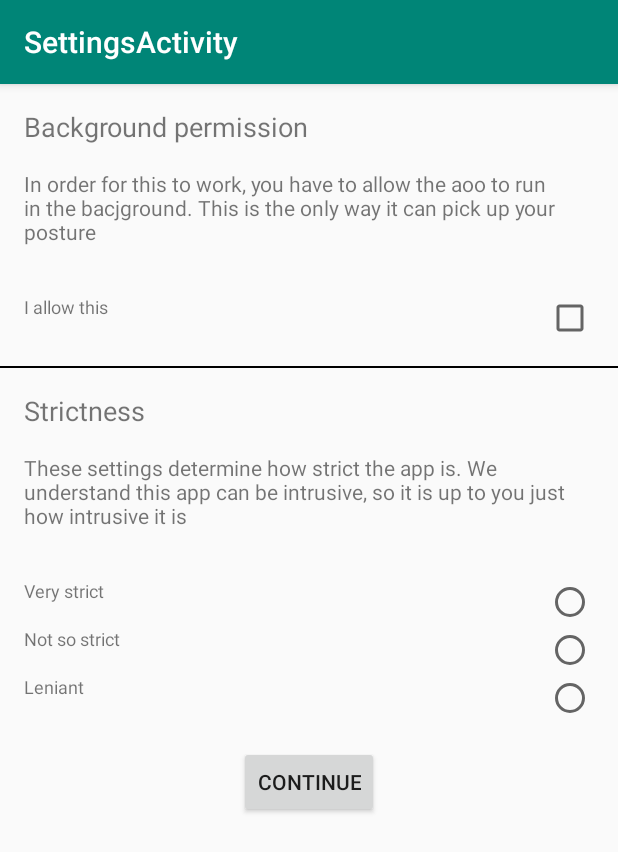
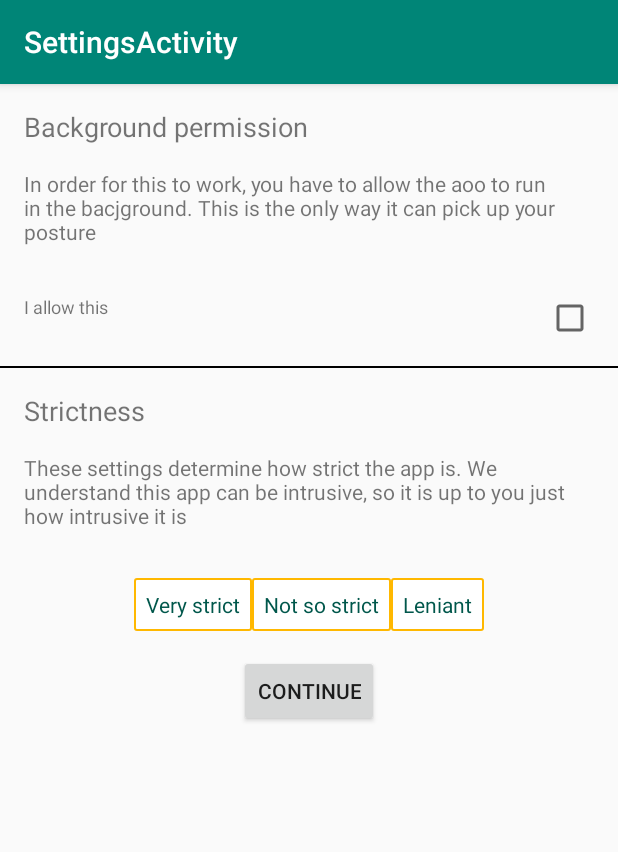
Before and after one commit to calebcuthbertlinden/pro-tech-neck, an Android app: the SettingsActivity screen opened directly, with no data from a screen before it, on a phone screen of 412 x 824 dp. Shown: the top 852 px of the screen. Run offline under Robolectric (Android 15) with nearby library versions, the phone set to English and light mode, and no system bars; our stand-ins replace ButterKnife.

Commit message:
[12][feature] update setting styling

```diff
--- a/app/src/main/java/com/example/protechneck/services/NeckCheckerService.java
+++ b/app/src/main/java/com/example/protechneck/services/NeckCheckerService.java
@@ -94,7 +94,7 @@ public class NeckCheckerService extends Service implements SensorEventListener {
      * @param pitch the z axis of the phone in portrait mode
      */
     private void determineAction(float pitch) {
-        if (!enabled && pitch != 0.0) {
+        if (!enabled) {
             PostureEventType viewType = SensorUtil.determineViewTypeUsingPitch(pitch);
 
             switch (viewType) {
--- a/app/src/main/java/com/example/protechneck/ui/SettingsActivity.java
+++ b/app/src/main/java/com/example/protechneck/ui/SettingsActivity.java
@@ -12,6 +12,7 @@ import com.example.protechneck.R;
 import com.example.protechneck.services.NeckCheckerService;
 import com.example.protechneck.util.SensorUtil;
 
+import butterknife.BindView;
 import butterknife.ButterKnife;
 import butterknife.OnClick;
 
--- /dev/null
+++ b/app/src/main/res/color/radio_flat_text_selector.xml
@@ -0,0 +1,5 @@
+<?xml version="1.0" encoding="utf-8"?>
+<selector xmlns:android="http://schemas.android.com/apk/res/android">
+    <item android:color="@color/colorPrimaryDark" android:state_checked="false" />
+    <item android:color="@color/colorPrimaryDark" android:state_checked="true" />
+</selector>
--- /dev/null
+++ b/app/src/main/res/drawable/radio_flat_regular.xml
@@ -0,0 +1,9 @@
+<?xml version="1.0" encoding="utf-8"?>
+<shape xmlns:android="http://schemas.android.com/apk/res/android"
+    android:shape="rectangle">
+    <corners android:radius="1dp" />
+    <solid android:color="#fff" />
+    <stroke
+        android:width="1dp"
+        android:color="@color/colorAccent" />
+</shape>
--- /dev/null
+++ b/app/src/main/res/drawable/radio_flat_selected.xml
@@ -0,0 +1,11 @@
+<?xml version="1.0" encoding="utf-8"?>
+<shape xmlns:android="http://schemas.android.com/apk/res/android"
+    android:shape="rectangle">
+    <corners
+        android:radius="1dp"
+        />
+    <solid android:color="@color/colorAccent" />
+    <stroke
+        android:width="1dp"
+        android:color="@color/colorAccent" />
+</shape>
--- /dev/null
+++ b/app/src/main/res/drawable/radio_flat_selector.xml
@@ -0,0 +1,5 @@
+<?xml version="1.0" encoding="utf-8"?>
+<selector xmlns:android="http://schemas.android.com/apk/res/android">
+    <item android:drawable="@drawable/radio_flat_selected" android:state_checked="true" />
+    <item android:drawable="@drawable/radio_flat_regular" />
+</selector>
--- a/app/src/main/res/layout/content_settings.xml
+++ b/app/src/main/res/layout/content_settings.xml
@@ -78,65 +78,44 @@
 
 
             <RadioGroup
+                android:id="@+id/strictness"
                 android:layout_width="match_parent"
                 android:layout_height="wrap_content"
-                android:padding="@dimen/gutterSpaceDouble">
-
-                <RelativeLayout
-                    android:layout_width="match_parent"
-                    android:layout_height="wrap_content"
+                android:padding="@dimen/gutterSpaceDouble"
+                android:gravity="center_horizontal"
                 android:orientation="horizontal">
 
-                    <TextView
+                <RadioButton
+                    android:id="@+id/strict"
+                    android:padding="8dp"
                     android:layout_width="wrap_content"
                     android:layout_height="wrap_content"
+                    android:textColor="@color/radio_flat_text_selector"
+                    android:background="@drawable/radio_flat_selector"
                     android:text="@string/settings_very_strict"
-                        android:textSize="12sp" />
+                    android:button="@null" />
 
                 <RadioButton
-                        android:layout_alignParentEnd="true"
-                        android:layout_width="wrap_content"
-                        android:layout_height="wrap_content" />
-
-                </RelativeLayout>
-
-                <RelativeLayout
-                    android:layout_width="match_parent"
-                    android:layout_height="wrap_content"
-                    android:orientation="horizontal">
-
-                    <TextView
+                    android:id="@+id/not_so_strict"
+                    android:padding="8dp"
                     android:layout_width="wrap_content"
                     android:layout_height="wrap_content"
+                    android:textColor="@color/radio_flat_text_selector"
+                    android:background="@drawable/radio_flat_selector"
                     android:text="@string/settings_not_so_strict"
-                        android:textSize="12sp" />
+                    android:button="@null" />
 
                 <RadioButton
-                        android:layout_alignParentEnd="true"
-                        android:layout_width="wrap_content"
-                        android:layout_height="wrap_content" />
-
-                </RelativeLayout>
-
-                <RelativeLayout
-                    android:layout_width="match_parent"
-                    android:layout_height="wrap_content"
-                    android:orientation="horizontal">
-
-                    <TextView
+                    android:id="@+id/lemiant"
+                    android:padding="8dp"
                     android:layout_width="wrap_content"
                     android:layout_height="wrap_content"
+                    android:textColor="@color/radio_flat_text_selector"
+                    android:background="@drawable/radio_flat_selector"
                     android:text="@string/settings_leniant"
-                        android:textSize="12sp" />
+                    android:button="@null" />
+            </RadioGroup>
 
-                    <RadioButton
-                        android:layout_alignParentEnd="true"
-                        android:layout_width="wrap_content"
-                        android:layout_height="wrap_content" />
-
-                </RelativeLayout>
-
-            </RadioGroup>
 
             <Button
                 android:layout_gravity="center"
--- a/app/src/main/res/layout/onboarding_fragment.xml
+++ b/app/src/main/res/layout/onboarding_fragment.xml
@@ -25,6 +25,7 @@
 
     <TextView
         android:id="@+id/description"
+        android:padding="@dimen/gutterSpaceDouble"
         android:textSize="14sp"
         android:textAlignment="center"
         android:layout_width="wrap_content"
--- a/app/src/main/res/values/colors.xml
+++ b/app/src/main/res/values/colors.xml
@@ -2,9 +2,9 @@
 <resources>
     <color name="colorPrimary">#008577</color>
     <color name="colorPrimaryDark">#00574B</color>
-    <color name="colorAccent">#D81B60</color>
+    <color name="colorAccent">#FFB800</color>
 
-    <color name="goodBackground">#8DDFC5</color>
-    <color name="okayBackground">#F7E487</color>
-    <color name="badBackground">#F79687</color>
+    <color name="goodBackground">#277E50</color>
+    <color name="okayBackground">#FEA310</color>
+    <color name="badBackground">#E85C53</color>
 </resources>
--- a/app/src/main/res/values/dimens.xml
+++ b/app/src/main/res/values/dimens.xml
@@ -4,4 +4,5 @@
     <dimen name="gutterSpaceDouble">16dp</dimen>
     <dimen name="fab_margin">16dp</dimen>
     <dimen name="onboarding_image_width">140dp</dimen>
+    <dimen name="radio_button_width">100dp</dimen>
 </resources>
```
Lines whose indentation alone changed are shown as unchanged.
